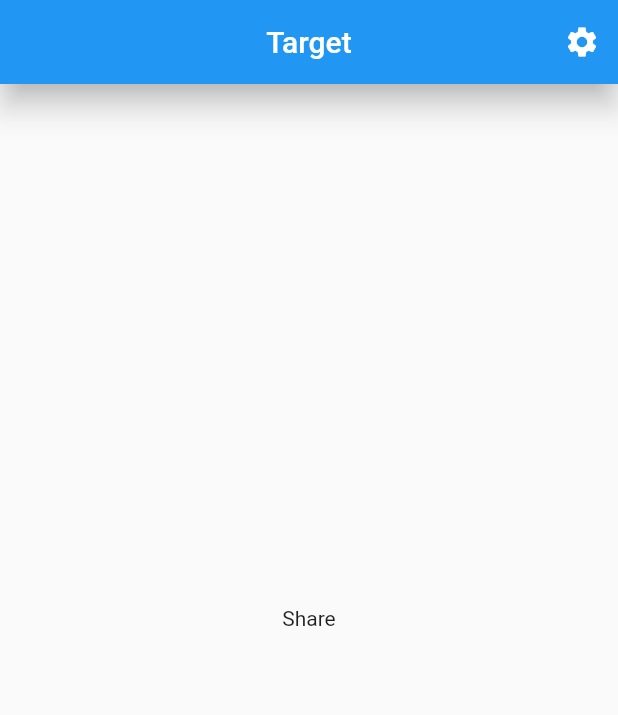
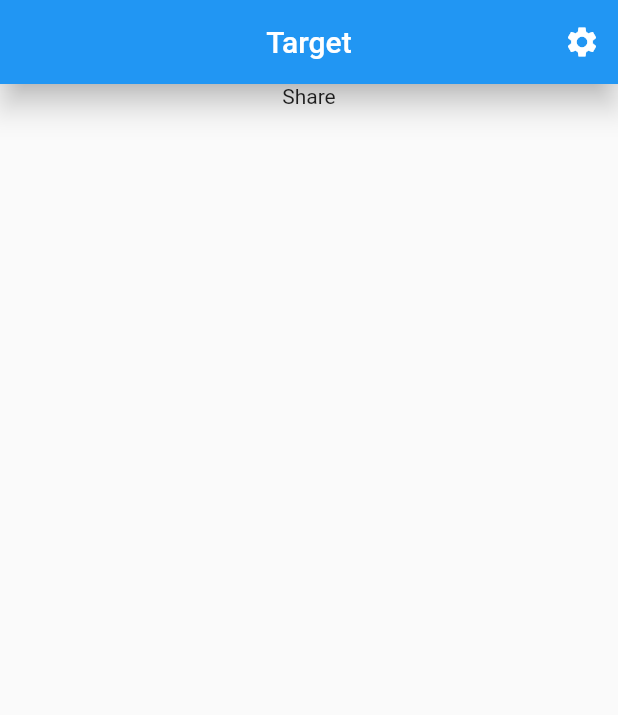
Before and after one commit to mamadouAmar/projet, a Flutter app: the screen it shows after launch, item 4 of the bottom bar chosen, on a phone screen of 412 x 824 dp. Shown: the top 715 px of the screen. Run offline on Flutter 3.47's test engine with Material 2 defaults, Android fonts, the phone set to English and light mode, and no system bars; drawn by our look-alikes of bottom_navy_bar; missing offline and left inert: image_auto_slider.

Commit message:
place ton code

```diff
--- a/lib/page_principale.dart
+++ b/lib/page_principale.dart
@@ -101,7 +101,14 @@ class _MyHomePageState extends State<MyHomePage> {
               })
         ],
       ),
-      body: bodies[_currentIndex],
+      body: Column(
+        children: <Widget>[
+          bodies[_currentIndex],
+
+          //mets ici ton code
+
+        ],
+      ),
 
       floatingActionButton: FloatingActionButton(
         child:
```
